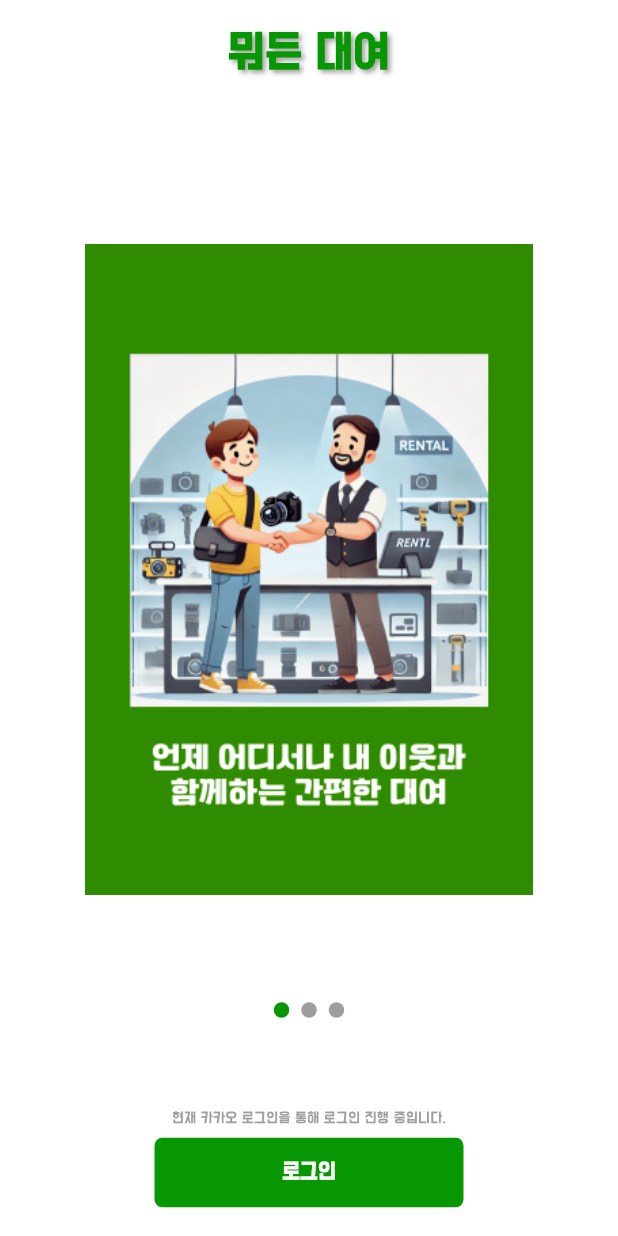
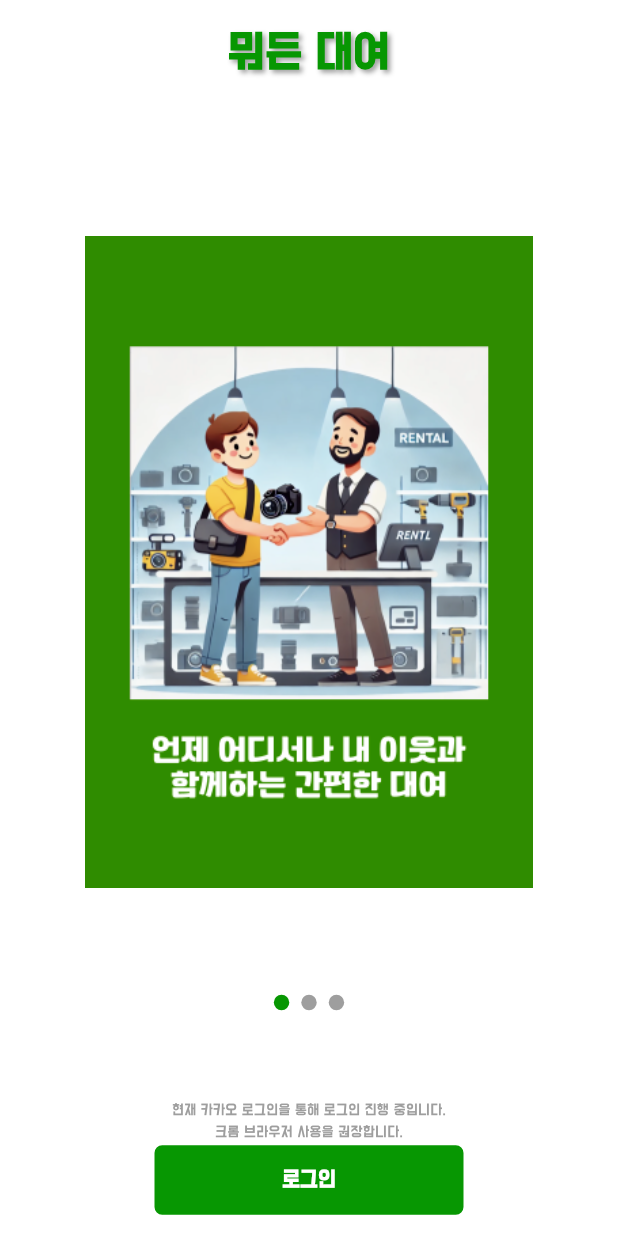
Before and after one commit to FlySamryong/Meodeun_Daeyeo_frontend, a Flutter app: the screen it shows after launch, on a phone screen of 412 x 824 dp. Run offline on Flutter 3.47's test engine with Material 3 defaults, Android fonts, the light colour scheme and no system bars; our stand-ins replace responsive_builder; missing offline and left inert: dart:html, kakao_flutter_sdk, stomp_dart_client.

Commit message:
:recycle: [Refactor] ui 겹침 오류 수정

```diff
--- a/lib/ui/intro/intro_page.dart
+++ b/lib/ui/intro/intro_page.dart
@@ -206,7 +206,18 @@ class _IntroScreenState extends State<IntroScreen> {
             fontFamily: 'BM Dohyeon',
           ),
         ),
-        SizedBox(height: 8 * scaleHeight), // 버튼과 문구 사이 간격
+        SizedBox(height: 4 * scaleHeight), // 문구 간 간격
+        Text(
+          '크롬 브라우저 사용을 권장합니다.',
+          textAlign: TextAlign.center,
+          style: TextStyle(
+            color: Colors.grey,
+            fontSize: 8 * scaleWidth, // 작은 글씨 크기
+            height: 1.2, // 줄 간격
+            fontFamily: 'BM Dohyeon',
+          ),
+        ),
+        SizedBox(height: 4 * scaleHeight), // 문구 간 간격
         Container(
           width: 350 * scaleWidth, // 버튼 너비를 소개 박스와 동일하게 설정
           alignment: Alignment.center, // 버튼 내부 정렬
```
Also changed, not shown: lib/ui/chat/chatting_list/chat_card.dart (+12 -12 lines), lib/ui/home/item_list.dart (+54 -41 lines).
